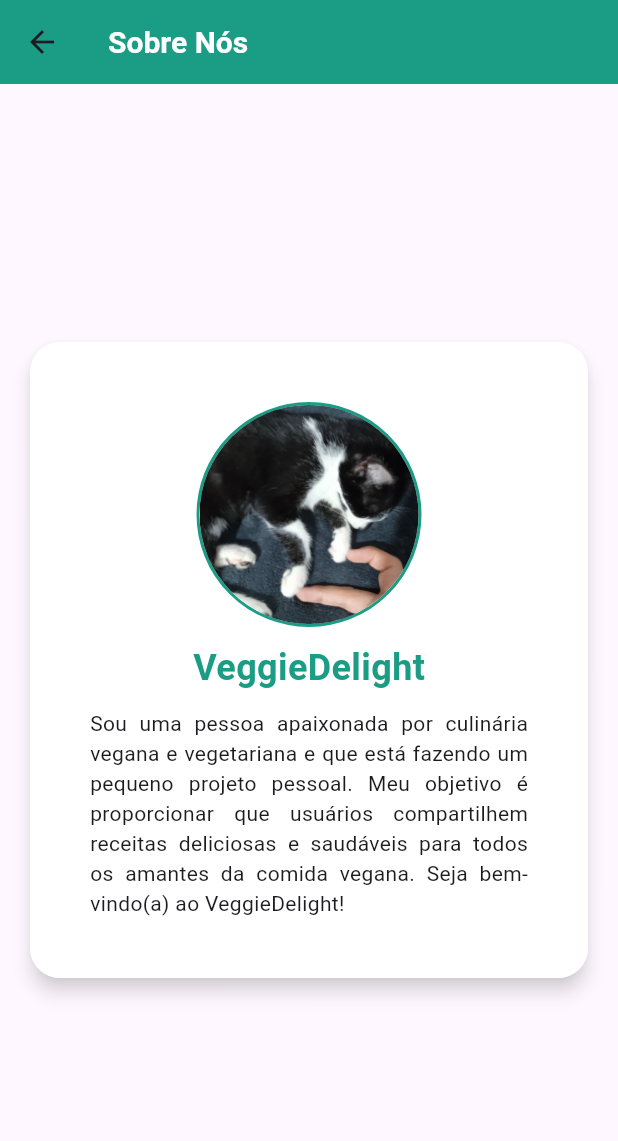
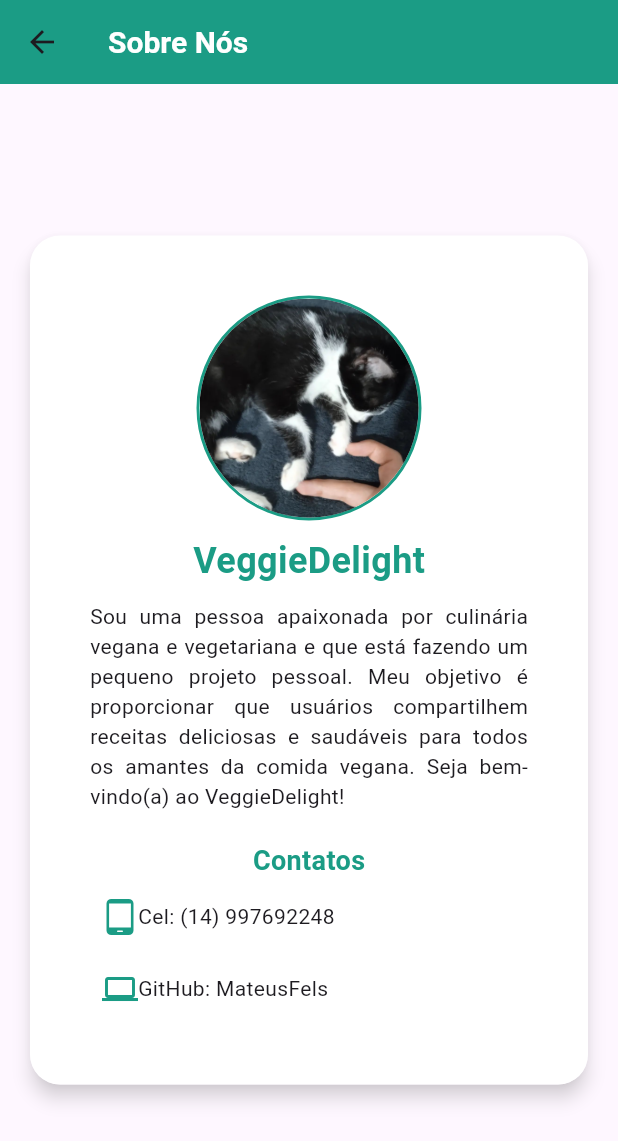
Before and after one commit to MateusFelS/receitas, a Flutter app: the SobreNos screen opened directly, on a phone screen of 412 x 824 dp. Shown: the top 1141 px of the screen. Run offline on Flutter 3.47's test engine with Material 3 defaults, Android fonts, the phone set to English and light mode, and no system bars; our stand-ins replace cloud_firestore, firebase_auth, firebase_core; accounts and stored records are empty; network calls fail.

Commit message:
Arrumando alguns bugs

```diff
--- a/veggie_delight/lib/pages/sobre_nos.dart
+++ b/veggie_delight/lib/pages/sobre_nos.dart
@@ -1,4 +1,5 @@
 import 'package:flutter/material.dart';
+import 'package:url_launcher/url_launcher.dart';
 
 class SobreNos extends StatelessWidget {
   @override
@@ -73,6 +74,42 @@ class SobreNos extends StatelessWidget {
                           fontSize: 14,
                         ),
                       ),
+                      SizedBox(height: 20),
+                      Text(
+                        'Contatos',
+                        style: TextStyle(
+                          fontSize: 18,
+                          fontWeight: FontWeight.bold,
+                          color: Color.fromARGB(255, 27, 156, 133),
+                        ),
+                      ),
+                      IconButton(
+                        icon: Row(
+                          children: [
+                            Icon(
+                              Icons.tablet_android_rounded,
+                              color: Color.fromARGB(255, 27, 156, 133),
+                            ),
+                            Text(
+                              'Cel: (14) 997692248',
+                            ),
+                          ],
+                        ),
+                        onPressed: () => _launchURL('tel:14997692248'),
+                      ),
+                      IconButton(
+                        icon: Row(
+                          children: [
+                            Icon(
+                              Icons.computer,
+                              color: Color.fromARGB(255, 27, 156, 133),
+                            ),
+                            Text('GitHub: MateusFels')
+                          ],
+                        ),
+                        onPressed: () =>
+                            _launchURL('https://github.com/MateusFelS'),
+                      )
                     ],
                   ),
                 ),
@@ -83,4 +120,12 @@ class SobreNos extends StatelessWidget {
       ),
     );
   }
+
+  void _launchURL(String url) async {
+    if (await canLaunch(url)) {
+      await launch(url);
+    } else {
+      throw 'Não foi possível abrir o link: $url';
+    }
+  }
 }
```
Also changed, not shown: veggie_delight/lib/pages/adicionar_receitas.dart (+15 -0 lines), veggie_delight/lib/pages/details.dart (+63 -9 lines), veggie_delight/lib/pages/registro.dart (+7 -4 lines).
